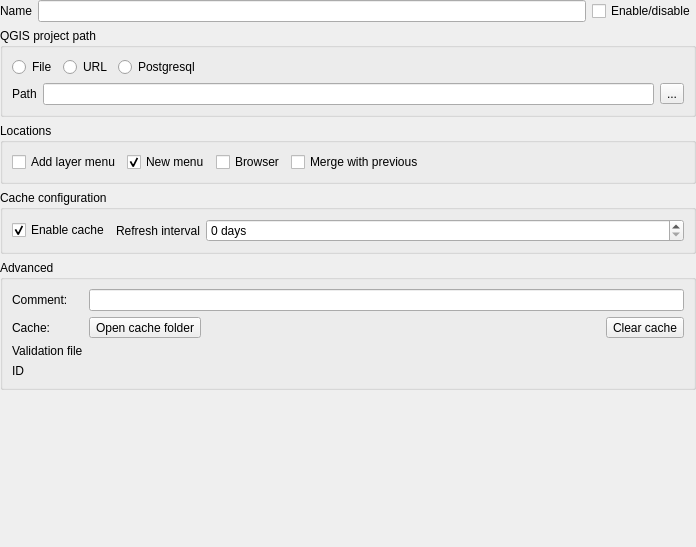
Above: menu_from_project/ui/project_widget.ui from aeag/MenuFromProject-Qgis-Plugin before the change. Below: the same form after it.
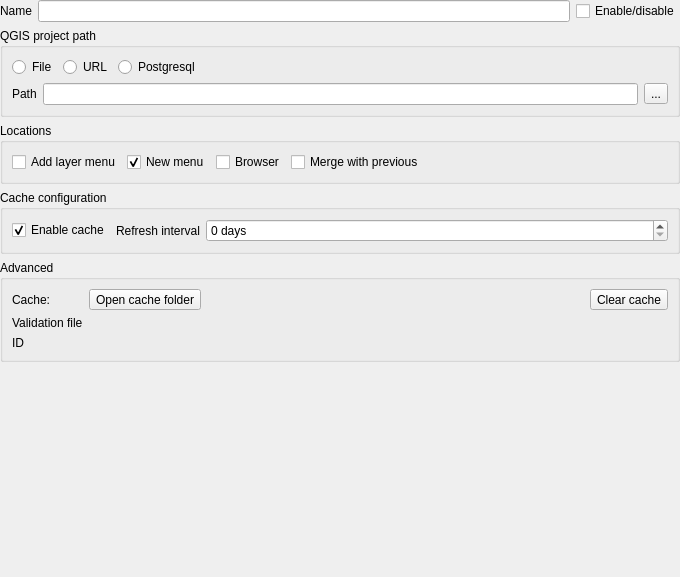
That is the form after the change. Custom widgets are drawn as their Qt base class.

Commit message: feat(project settings): remove unused function for now

Diff of the .ui file:
```diff
--- a/menu_from_project/ui/project_widget.ui
+++ b/menu_from_project/ui/project_widget.ui
@@ -6,8 +6,8 @@
    <rect>
     <x>0</x>
     <y>0</y>
-    <width>696</width>
-    <height>547</height>
+    <width>680</width>
+    <height>577</height>
    </rect>
   </property>
   <property name="windowTitle">
@@ -246,80 +246,70 @@
       <bool>false</bool>
      </property>
      <layout class="QGridLayout" name="gridLayout_4">
-      <item row="5" column="0">
+      <item row="1" column="2">
+       <spacer name="horizontalSpacer_3">
+        <property name="orientation">
+         <enum>Qt::Horizontal</enum>
+        </property>
+        <property name="sizeHint" stdset="0">
+         <size>
+          <width>40</width>
+          <height>20</height>
+         </size>
+        </property>
+       </spacer>
+      </item>
+      <item row="4" column="0">
        <widget class="QLabel" name="label_4">
         <property name="text">
          <string>Validation file</string>
         </property>
        </widget>
       </item>
-      <item row="2" column="0">
-       <widget class="QLabel" name="label_6">
-        <property name="text">
-         <string>Cache:</string>
-        </property>
-       </widget>
-      </item>
-      <item row="6" column="0">
-       <widget class="QLabel" name="label_5">
-        <property name="sizePolicy">
-         <sizepolicy hsizetype="Fixed" vsizetype="Preferred">
-          <horstretch>0</horstretch>
-          <verstretch>0</verstretch>
-         </sizepolicy>
-        </property>
-        <property name="text">
-         <string>ID</string>
-        </property>
-       </widget>
-      </item>
-      <item row="0" column="1" colspan="3">
-       <widget class="QLineEdit" name="lineEdit"/>
-      </item>
-      <item row="0" column="0">
-       <widget class="QLabel" name="label_7">
-        <property name="text">
-         <string>Comment:</string>
-        </property>
-       </widget>
-      </item>
       <item row="5" column="1" colspan="3">
-       <widget class="QgsFileWidget" name="validationFileLineEdit"/>
+       <widget class="QLabel" name="idLineEdit">
+        <property name="text">
+         <string>&lt;id&gt;</string>
+        </property>
+       </widget>
       </item>
-      <item row="2" column="3">
+      <item row="1" column="3">
        <widget class="QToolButton" name="clearCacheButton">
         <property name="text">
          <string>Clear cache</string>
         </property>
        </widget>
       </item>
-      <item row="2" column="1">
+      <item row="5" column="0">
+       <widget class="QLabel" name="label_5">
+        <property name="sizePolicy">
+         <sizepolicy hsizetype="Fixed" vsizetype="Preferred">
+          <horstretch>0</horstretch>
+          <verstretch>0</verstretch>
+         </sizepolicy>
+        </property>
+        <property name="text">
+         <string>ID</string>
+        </property>
+       </widget>
+      </item>
+      <item row="1" column="1">
        <widget class="QToolButton" name="openCacheButton">
         <property name="text">
          <string>Open cache folder</string>
         </property>
        </widget>
       </item>
-      <item row="2" column="2">
-       <spacer name="horizontalSpacer_3">
-        <property name="orientation">
-         <enum>Qt::Horizontal</enum>
-        </property>
-        <property name="sizeHint" stdset="0">
-         <size>
-          <width>40</width>
-          <height>20</height>
-         </size>
-        </property>
-       </spacer>
-      </item>
-      <item row="6" column="1" colspan="3">
-       <widget class="QLabel" name="idLineEdit">
+      <item row="1" column="0">
+       <widget class="QLabel" name="label_6">
         <property name="text">
-         <string>&lt;id&gt;</string>
+         <string>Cache:</string>
         </property>
        </widget>
       </item>
+      <item row="4" column="1" colspan="3">
+       <widget class="QgsFileWidget" name="validationFileLineEdit"/>
+      </item>
      </layout>
     </widget>
    </item>
```
The commit also changes 1 other file.
